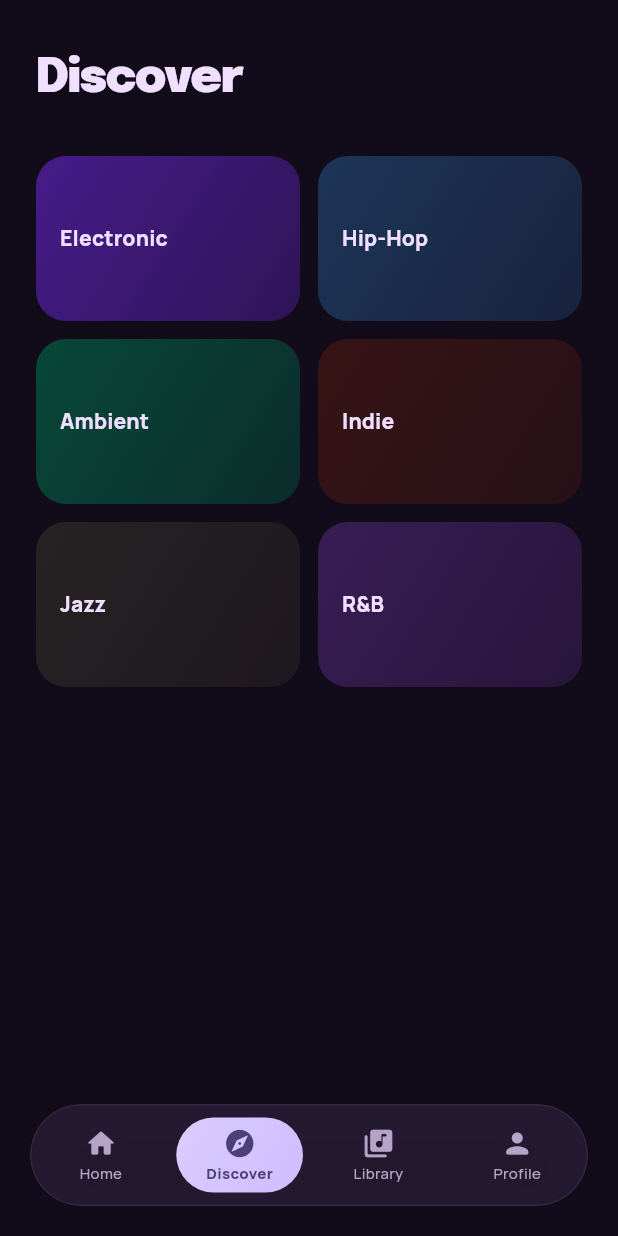
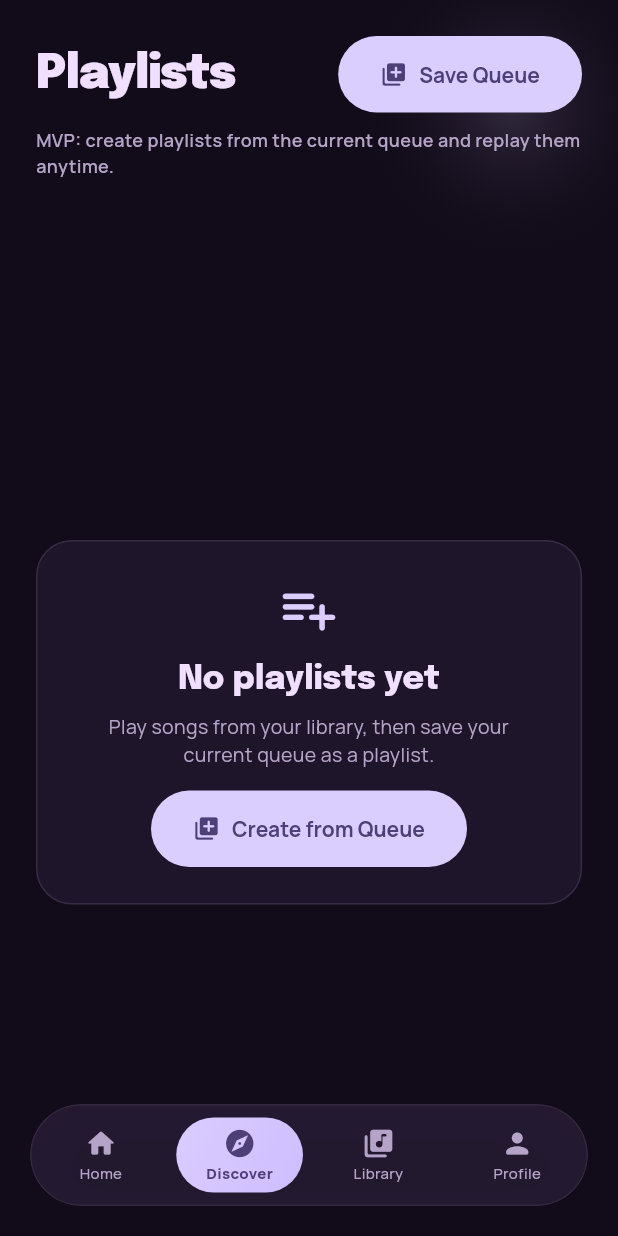
Before and after one commit to ngigijohn/stitch-music, a Flutter app: the screen it shows after launch, item 2 of the bottom bar chosen, on a phone screen of 412 x 824 dp. Run offline on Flutter 3.47's test engine with Material 3 defaults, Android fonts, the light colour scheme and no system bars; our stand-ins replace google_fonts, just_audio, permission_handler, shared_preferences.

Commit message:
feat(playlists): add persistent playlist MVP with play/delete UI

```diff
--- a/lib/models/music_models.dart
+++ b/lib/models/music_models.dart
@@ -96,6 +96,55 @@ class Mix {
   });
 }
 
+class Playlist {
+  final String id;
+  final String name;
+  final List<String> trackIds;
+  final DateTime createdAt;
+
+  const Playlist({
+    required this.id,
+    required this.name,
+    required this.trackIds,
+    required this.createdAt,
+  });
+
+  factory Playlist.fromMap(Map<String, dynamic> map) {
+    final rawTrackIds = (map['trackIds'] as List<dynamic>? ?? const <dynamic>[])
+        .map((e) => e.toString())
+        .where((e) => e.isNotEmpty)
+        .toList();
+
+    return Playlist(
+      id: (map['id'] ?? '').toString(),
+      name: (map['name'] ?? 'Untitled Playlist').toString(),
+      trackIds: rawTrackIds,
+      createdAt: DateTime.tryParse((map['createdAt'] ?? '').toString()) ?? DateTime.now(),
+    );
+  }
+
+  Map<String, dynamic> toMap() {
+    return {
+      'id': id,
+      'name': name,
+      'trackIds': trackIds,
+      'createdAt': createdAt.toIso8601String(),
+    };
+  }
+
+  Playlist copyWith({
+    String? name,
+    List<String>? trackIds,
+  }) {
+    return Playlist(
+      id: id,
+      name: name ?? this.name,
+      trackIds: trackIds ?? this.trackIds,
+      createdAt: createdAt,
+    );
+  }
+}
+
 // ---------- Sample data ----------
 const List<Track> kQueueTracks = [
   Track(id: '1', title: 'Neon Horizon', artist: 'Stellar Echo', album: 'Midnight Circuits', duration: '4:08', dominantColor: Color(0xFF7C4DFF)),
--- a/lib/screens/main_shell.dart
+++ b/lib/screens/main_shell.dart
@@ -5,6 +5,7 @@ import '../widgets/mini_player.dart';
 import '../widgets/glass_nav_bar.dart';
 import 'home_screen.dart';
 import 'library_screen.dart';
+import 'playlists_screen.dart';
 import 'profile_screen.dart';
 
 class MainShell extends StatefulWidget {
@@ -21,7 +22,7 @@ class _MainShellState extends State<MainShell> {
   // Keep pages alive when switching tabs
   static const _pages = [
     HomeScreen(),
-    _DiscoverPlaceholder(),
+    PlaylistsScreen(),
     LibraryScreen(),
     ProfileScreen(),
   ];
@@ -63,78 +64,3 @@ class _MainShellState extends State<MainShell> {
     );
   }
 }
-
-// ─── Discover placeholder ─────────────────────────────────────────────────────
-class _DiscoverPlaceholder extends StatelessWidget {
-  const _DiscoverPlaceholder();
-
-  @override
-  Widget build(BuildContext context) {
-    return Scaffold(
-      backgroundColor: Colors.transparent,
-      body: SafeArea(
-        child: Padding(
-          padding: const EdgeInsets.symmetric(horizontal: 24),
-          child: Column(
-            crossAxisAlignment: CrossAxisAlignment.start,
-            children: [
-              const SizedBox(height: 32),
-              Text(
-                'Discover',
-                style: Theme.of(context).textTheme.headlineLarge?.copyWith(
-                  fontWeight: FontWeight.w900,
-                  letterSpacing: -0.8,
-                ),
-              ),
-              const SizedBox(height: 32),
-              // Genre grid placeholder
-              GridView.count(
-                shrinkWrap: true,
-                crossAxisCount: 2,
-                crossAxisSpacing: 12,
-                mainAxisSpacing: 12,
-                childAspectRatio: 1.6,
-                physics: const NeverScrollableScrollPhysics(),
-                children: const [
-                  _GenreTile(label: 'Electronic', color: Color(0xFF4C1D95)),
-                  _GenreTile(label: 'Hip-Hop', color: Color(0xFF1E3A5F)),
-                  _GenreTile(label: 'Ambient', color: Color(0xFF064E3B)),
-                  _GenreTile(label: 'Indie', color: Color(0xFF3B1515)),
-                  _GenreTile(label: 'Jazz', color: Color(0xFF292524)),
-                  _GenreTile(label: 'R&B', color: Color(0xFF3D1F5B)),
-                ],
-              ),
-            ],
-          ),
-        ),
-      ),
-    );
-  }
-}
-
-class _GenreTile extends StatelessWidget {
-  final String label;
-  final Color color;
-  const _GenreTile({required this.label, required this.color});
-
-  @override
-  Widget build(BuildContext context) {
-    return Container(
-      decoration: BoxDecoration(
-        borderRadius: BorderRadius.circular(20),
-        color: color,
-        gradient: LinearGradient(
-          begin: Alignment.topLeft,
-          end: Alignment.bottomRight,
-          colors: [color.withValues(alpha: 0.9), color.withValues(alpha: 0.5)],
-        ),
-      ),
-      alignment: Alignment.centerLeft,
-      padding: const EdgeInsets.all(16),
-      child: Text(
-        label,
-        style: Theme.of(context).textTheme.titleSmall?.copyWith(fontWeight: FontWeight.w800),
-      ),
-    );
-  }
-}
--- /dev/null
+++ b/lib/screens/playlists_screen.dart
@@ -0,0 +1,320 @@
+import 'package:flutter/material.dart';
+import 'package:google_fonts/google_fonts.dart';
+
+import '../models/music_models.dart';
+import '../services/playback_controller.dart';
+import '../theme/app_theme.dart';
+import 'now_playing_screen.dart';
+
+class PlaylistsScreen extends StatefulWidget {
+  const PlaylistsScreen({super.key});
+
+  @override
+  State<PlaylistsScreen> createState() => _PlaylistsScreenState();
+}
+
+class _PlaylistsScreenState extends State<PlaylistsScreen> {
+  final PlaybackController _playback = PlaybackController.instance;
+
+  @override
+  void initState() {
+    super.initState();
+    _playback.init();
+  }
+
+  Future<void> _createPlaylistFromQueue() async {
+    if (_playback.queue.isEmpty) {
+      if (!mounted) return;
+      ScaffoldMessenger.of(context).showSnackBar(
+        const SnackBar(content: Text('Queue is empty. Play something first.')),
+      );
+      return;
+    }
+
+    final TextEditingController ctrl = TextEditingController(
+      text: 'My Playlist ${DateTime.now().hour}:${DateTime.now().minute.toString().padLeft(2, '0')}',
+    );
+
+    final String? name = await showDialog<String>(
+      context: context,
+      builder: (ctx) {
+        return AlertDialog(
+          title: const Text('Create Playlist'),
+          content: TextField(
+            controller: ctrl,
+            autofocus: true,
+            decoration: const InputDecoration(hintText: 'Playlist name'),
+          ),
+          actions: [
+            TextButton(
+              onPressed: () => Navigator.pop(ctx),
+              child: const Text('Cancel'),
+            ),
+            FilledButton(
+              onPressed: () => Navigator.pop(ctx, ctrl.text),
+              child: const Text('Save'),
+            ),
+          ],
+        );
+      },
+    );
+
+    if (name == null || name.trim().isEmpty) return;
+    await _playback.createPlaylistFromQueue(name.trim());
+    if (!mounted) return;
+    ScaffoldMessenger.of(context).showSnackBar(
+      SnackBar(content: Text('Saved "$name"')),
+    );
+  }
+
+  Future<void> _playPlaylist(Playlist playlist) async {
+    await _playback.playPlaylist(playlist.id);
+    if (!mounted) return;
+    Navigator.push(
+      context,
+      PageRouteBuilder(
+        pageBuilder: (_, __, ___) => const NowPlayingScreen(),
+        transitionsBuilder: (_, anim, __, child) {
+          return SlideTransition(
+            position: Tween(begin: const Offset(0, 1), end: Offset.zero).animate(
+              CurvedAnimation(parent: anim, curve: Curves.easeOutCubic),
+            ),
+            child: child,
+          );
+        },
+      ),
+    );
+  }
+
+  @override
+  Widget build(BuildContext context) {
+    return Scaffold(
+      backgroundColor: Colors.transparent,
+      body: AnimatedBuilder(
+        animation: _playback,
+        builder: (_, __) {
+          final playlists = _playback.playlists;
+          return Stack(
+            children: [
+              Positioned(
+                top: -40,
+                right: -40,
+                child: Container(
+                  width: 220,
+                  height: 220,
+                  decoration: BoxDecoration(
+                    shape: BoxShape.circle,
+                    gradient: RadialGradient(
+                      colors: [
+                        AppColors.primary.withValues(alpha: 0.16),
+                        Colors.transparent,
+                      ],
+                    ),
+                  ),
+                ),
+              ),
+              SafeArea(
+                child: Column(
+                  crossAxisAlignment: CrossAxisAlignment.start,
+                  children: [
+                    const SizedBox(height: 24),
+                    Padding(
+                      padding: const EdgeInsets.symmetric(horizontal: 24),
+                      child: Row(
+                        children: [
+                          Expanded(
+                            child: Text(
+                              'Playlists',
+                              style: Theme.of(context).textTheme.headlineLarge?.copyWith(
+                                fontWeight: FontWeight.w900,
+                                letterSpacing: -0.8,
+                              ),
+                            ),
+                          ),
+                          FilledButton.icon(
+                            onPressed: _createPlaylistFromQueue,
+                            icon: const Icon(Icons.library_add_rounded, size: 18),
+                            label: const Text('Save Queue'),
+                          ),
+                        ],
+                      ),
+                    ),
+                    const SizedBox(height: 10),
+                    Padding(
+                      padding: const EdgeInsets.symmetric(horizontal: 24),
+                      child: Text(
+                        'MVP: create playlists from the current queue and replay them anytime.',
+                        style: GoogleFonts.manrope(
+                          fontSize: 12,
+                          fontWeight: FontWeight.w600,
+                          color: AppColors.onSurfaceVariant,
+                        ),
+                      ),
+                    ),
+                    const SizedBox(height: 14),
+                    if (_playback.scanError != null)
+                      Padding(
+                        padding: const EdgeInsets.symmetric(horizontal: 24),
+                        child: Text(
+                          _playback.scanError!,
+                          style: GoogleFonts.manrope(color: const Color(0xFFFF9AA6), fontSize: 12),
+                        ),
+                      ),
+                    const SizedBox(height: 6),
+                    Expanded(
+                      child: playlists.isEmpty
+                          ? _EmptyPlaylists(onCreate: _createPlaylistFromQueue)
+                          : ListView.separated(
+                              padding: const EdgeInsets.fromLTRB(20, 8, 20, 170),
+                              itemCount: playlists.length,
+                              separatorBuilder: (_, __) => const SizedBox(height: 10),
+                              itemBuilder: (_, i) {
+                                final playlist = playlists[i];
+                                final tracks = _playback.tracksForPlaylist(playlist.id);
+                                return _PlaylistCard(
+                                  playlist: playlist,
+                                  trackCount: tracks.length,
+                                  onPlay: () => _playPlaylist(playlist),
+                                  onDelete: () => _playback.deletePlaylist(playlist.id),
+                                );
+                              },
+                            ),
+                    ),
+                  ],
+                ),
+              ),
+            ],
+          );
+        },
+      ),
+    );
+  }
+}
+
+class _PlaylistCard extends StatelessWidget {
+  final Playlist playlist;
+  final int trackCount;
+  final VoidCallback onPlay;
+  final VoidCallback onDelete;
+
+  const _PlaylistCard({
+    required this.playlist,
+    required this.trackCount,
+    required this.onPlay,
+    required this.onDelete,
+  });
+
+  @override
+  Widget build(BuildContext context) {
+    return Container(
+      padding: const EdgeInsets.all(16),
+      decoration: BoxDecoration(
+        borderRadius: BorderRadius.circular(20),
+        color: AppColors.surfaceContainerHigh.withValues(alpha: 0.70),
+        border: Border.all(color: AppColors.outlineVariant.withValues(alpha: 0.5)),
+      ),
+      child: Row(
+        children: [
+          Container(
+            width: 54,
+            height: 54,
+            decoration: BoxDecoration(
+              borderRadius: BorderRadius.circular(14),
+              gradient: LinearGradient(
+                colors: [
+                  AppColors.primary.withValues(alpha: 0.30),
+                  AppColors.primary.withValues(alpha: 0.10),
+                ],
+              ),
+            ),
+            child: const Icon(Icons.queue_music_rounded, color: AppColors.primary),
+          ),
+          const SizedBox(width: 12),
+          Expanded(
+            child: Column(
+              crossAxisAlignment: CrossAxisAlignment.start,
+              children: [
+                Text(
+                  playlist.name,
+                  maxLines: 1,
+                  overflow: TextOverflow.ellipsis,
+                  style: Theme.of(context).textTheme.titleMedium?.copyWith(fontWeight: FontWeight.w800),
+                ),
+                const SizedBox(height: 2),
+                Text(
+                  '$trackCount tracks',
+                  style: GoogleFonts.manrope(
+                    color: AppColors.onSurfaceVariant,
+                    fontSize: 12,
+                    fontWeight: FontWeight.w700,
+                  ),
+                ),
+              ],
+            ),
+          ),
+          IconButton(
+            onPressed: onDelete,
+            icon: const Icon(Icons.delete_outline_rounded),
+            color: AppColors.onSurfaceVariant,
+            tooltip: 'Delete playlist',
+          ),
+          FilledButton.tonalIcon(
+            onPressed: onPlay,
+            icon: const Icon(Icons.play_arrow_rounded, size: 18),
+            label: const Text('Play'),
+          ),
+        ],
+      ),
+    );
+  }
+}
+
+class _EmptyPlaylists extends StatelessWidget {
+  final VoidCallback onCreate;
+
+  const _EmptyPlaylists({required this.onCreate});
+
+  @override
+  Widget build(BuildContext context) {
+    return Center(
+      child: Padding(
+        padding: const EdgeInsets.symmetric(horizontal: 24),
+        child: Container(
+          width: double.infinity,
+          padding: const EdgeInsets.all(24),
+          decoration: BoxDecoration(
+            borderRadius: BorderRadius.circular(24),
+            color: AppColors.surfaceContainer,
+            border: Border.all(color: AppColors.outlineVariant.withValues(alpha: 0.5)),
+          ),
+          child: Column(
+            mainAxisSize: MainAxisSize.min,
+            children: [
+              const Icon(Icons.playlist_add_rounded, size: 42, color: AppColors.primary),
+              const SizedBox(height: 12),
+              Text(
+                'No playlists yet',
+                style: Theme.of(context).textTheme.titleLarge?.copyWith(fontWeight: FontWeight.w800),
+              ),
+              const SizedBox(height: 8),
+              Text(
+                'Play songs from your library, then save your current queue as a playlist.',
+                textAlign: TextAlign.center,
+                style: GoogleFonts.manrope(
+                  fontSize: 13,
+                  color: AppColors.onSurfaceVariant,
+                ),
+              ),
+              const SizedBox(height: 14),
+              FilledButton.icon(
+                onPressed: onCreate,
+                icon: const Icon(Icons.library_add_rounded),
+                label: const Text('Create from Queue'),
+              ),
+            ],
+          ),
+        ),
+      ),
+    );
+  }
+}
--- a/lib/services/playback_controller.dart
+++ b/lib/services/playback_controller.dart
@@ -1,4 +1,5 @@
 import 'dart:async';
+import 'dart:convert';
 import 'dart:io';
 
 import 'package:flutter/foundation.dart';
@@ -18,6 +19,7 @@ class PlaybackController extends ChangeNotifier {
 
   final List<Track> _library = [];
   final List<Track> _queue = [];
+  final List<Playlist> _playlists = [];
 
   bool _initialized = false;
   bool _isScanning = false;
@@ -37,6 +39,7 @@ class PlaybackController extends ChangeNotifier {
 
   List<Track> get library => List.unmodifiable(_library);
   List<Track> get queue => List.unmodifiable(_queue);
+  List<Playlist> get playlists => List.unmodifiable(_playlists);
   bool get isScanning => _isScanning;
   String? get scanError => _scanError;
   PermissionStatus get permissionStatus => _permissionStatus;
@@ -74,6 +77,7 @@ class PlaybackController extends ChangeNotifier {
     });
 
     await scanDeviceLibrary();
+    await _restorePlaylists();
     await _restoreSessionState();
   }
 
@@ -244,6 +248,73 @@ class PlaybackController extends ChangeNotifier {
     notifyListeners();
   }
 
+  List<Track> tracksForPlaylist(String playlistId) {
+    final Playlist? playlist = _playlists.cast<Playlist?>().firstWhere(
+          (p) => p?.id == playlistId,
+          orElse: () => null,
+        );
+    if (playlist == null) return const <Track>[];
+
+    final List<Track> tracks = <Track>[];
+    for (final id in playlist.trackIds) {
+      final int idx = _library.indexWhere((t) => t.id == id);
+      if (idx >= 0) tracks.add(_library[idx]);
+    }
+    return tracks;
+  }
+
+  Future<void> createPlaylistFromQueue(String name) async {
+    final String trimmed = name.trim();
+    if (trimmed.isEmpty || _queue.isEmpty) return;
+
+    final String id = 'pl_${DateTime.now().millisecondsSinceEpoch}';
+    final List<String> ids = _queue.map((t) => t.id).toSet().toList();
+    final Playlist playlist = Playlist(
+      id: id,
+      name: trimmed,
+      trackIds: ids,
+      createdAt: DateTime.now(),
+    );
+
+    _playlists.insert(0, playlist);
+    await _savePlaylists();
+    notifyListeners();
+  }
+
+  Future<void> renamePlaylist(String playlistId, String newName) async {
+    final String trimmed = newName.trim();
+    if (trimmed.isEmpty) return;
+
+    final int idx = _playlists.indexWhere((p) => p.id == playlistId);
+    if (idx < 0) return;
+
+    _playlists[idx] = _playlists[idx].copyWith(name: trimmed);
+    await _savePlaylists();
+    notifyListeners();
+  }
+
+  Future<void> deletePlaylist(String playlistId) async {
+    _playlists.removeWhere((p) => p.id == playlistId);
+    await _savePlaylists();
+    notifyListeners();
+  }
+
+  Future<void> playPlaylist(String playlistId, {int startIndex = 0}) async {
+    final tracks = tracksForPlaylist(playlistId);
+    if (tracks.isEmpty) {
+      _scanError = 'Playlist has no available tracks on this device.';
+      notifyListeners();
+      return;
+    }
+
+    _queue
+      ..clear()
+      ..addAll(tracks);
+
+    final int safeStart = startIndex.clamp(0, tracks.length - 1);
+    await playAtIndex(safeStart);
+  }
+
   Future<void> _handleTrackCompleted() async {
     final int next = _currentIndex + 1;
     if (next < _queue.length) {
@@ -270,6 +341,44 @@ class PlaybackController extends ChangeNotifier {
       await prefs.setInt('position_ms', _position.inMilliseconds);
     } catch (_) {
       // Keep runtime resilient if persistence fails.
+    }
+  }
+
+  Future<void> _savePlaylists() async {
+    try {
+      final prefs = await SharedPreferences.getInstance();
+      final payload = jsonEncode(_playlists.map((p) => p.toMap()).toList());
+      await prefs.setString('playlists_json', payload);
+    } catch (_) {
+      // Keep runtime resilient if persistence fails.
+    }
+  }
+
+  Future<void> _restorePlaylists() async {
+    try {
+      final prefs = await SharedPreferences.getInstance();
+      final String raw = prefs.getString('playlists_json') ?? '';
+      if (raw.isEmpty) return;
+
+      final decoded = jsonDecode(raw);
+      if (decoded is! List) return;
+
+      final restored = <Playlist>[];
+      for (final item in decoded) {
+        if (item is Map<String, dynamic>) {
+          restored.add(Playlist.fromMap(item));
+          continue;
+        }
+        if (item is Map) {
+          restored.add(Playlist.fromMap(item.map((k, v) => MapEntry(k.toString(), v))));
+        }
+      }
+
+      _playlists
+        ..clear()
+        ..addAll(restored);
+    } catch (_) {
+      // Restore is best-effort.
     }
   }
 
```
